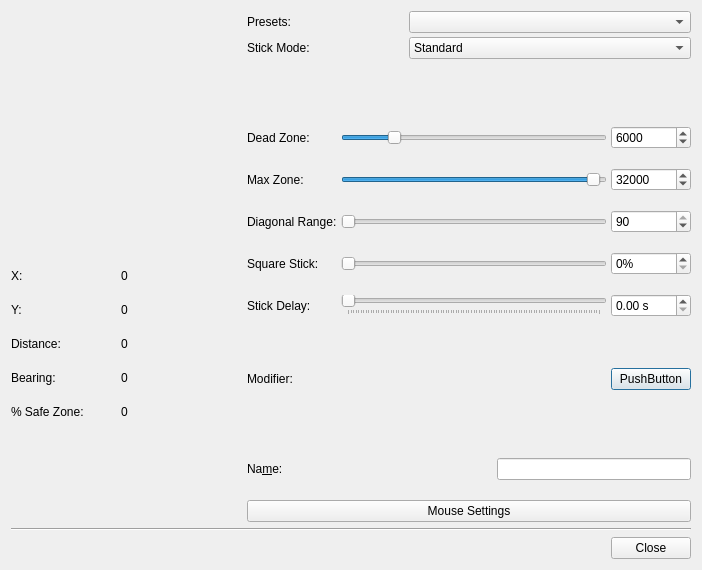
Above: src/gui/joycontrolstickeditdialog.ui from AntiMicroX/antimicrox before the change. Below: the same form after it.
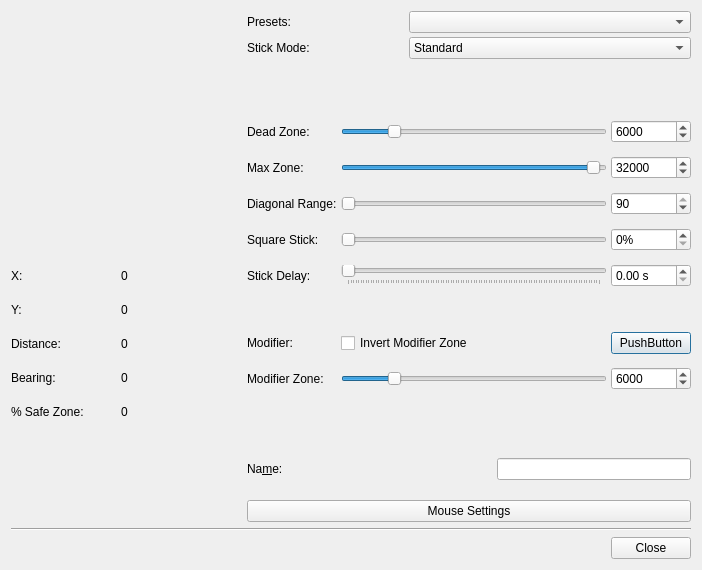
That is the form after the change. Icons and pictures are not drawn. Custom widgets are drawn as their Qt base class.

Commit message:
Add modifier zone widgets to JoyControlStickEditDialog
This allows editing the modifier zone range and direction via the GUI.
Add required getters, setters and events to JoyControlStick class.

```diff
--- a/src/gui/joycontrolstickeditdialog.ui
+++ b/src/gui/joycontrolstickeditdialog.ui
@@ -525,6 +525,13 @@
            </property>
           </widget>
          </item>
+         <item row="16" column="0">
+          <widget class="QLabel" name="modifierZoneLabel">
+           <property name="text">
+            <string>Modifier Zone:</string>
+           </property>
+          </widget>
+         </item>
          <item row="12" column="2">
           <widget class="QDoubleSpinBox" name="stickDelayDoubleSpinBox">
            <property name="toolTip">
@@ -617,6 +624,35 @@
            </property>
           </widget>
          </item>
+         <item row="16" column="1">
+          <widget class="QSlider" name="modifierZoneSlider">
+           <property name="toolTip">
+            <string>Threshold at which the modifier button gets activated.
+
+This button is useful for assigning zones with
+modifier keys that can be used to assign walk/run
+functionality to an analog stick.</string>
+           </property>
+           <property name="minimum">
+            <number>1</number>
+           </property>
+           <property name="maximum">
+            <number>32737</number>
+           </property>
+           <property name="singleStep">
+            <number>100</number>
+           </property>
+           <property name="pageStep">
+            <number>1000</number>
+           </property>
+           <property name="value">
+            <number>6000</number>
+           </property>
+           <property name="orientation">
+            <enum>Qt::Horizontal</enum>
+           </property>
+          </widget>
+         </item>
          <item row="6" column="2">
           <widget class="QSpinBox" name="maxZoneSpinBox">
            <property name="toolTip">
@@ -664,6 +700,26 @@
            </property>
           </widget>
          </item>
+         <item row="16" column="2">
+          <widget class="QSpinBox" name="modifierZoneSpinBox">
+           <property name="toolTip">
+            <string>Threshold at which the modifier button gets activated.
+
+This button is useful for assigning zones with
+modifier keys that can be used to assign walk/run
+functionality to an analog stick.</string>
+           </property>
+           <property name="minimum">
+            <number>1</number>
+           </property>
+           <property name="maximum">
+            <number>32737</number>
+           </property>
+           <property name="value">
+            <number>6000</number>
+           </property>
+          </widget>
+         </item>
          <item row="10" column="1">
           <widget class="QSlider" name="squareStickSlider">
            <property name="toolTip">
@@ -708,6 +764,20 @@
            </property>
           </widget>
          </item>
+         <item row="14" column="1">
+          <widget class="QCheckBox" name="modifierZoneInvertedCheckBox">
+           <property name="toolTip">
+            <string>Defines if the modifier buttons gets activated when the stick is inside or outside the threshold value.
+
+This button is useful for assigning zones with
+modifier keys that can be used to assign walk/run
+functionality to an analog stick.</string>
+           </property>
+           <property name="text">
+            <string>Invert Modifier Zone</string>
+           </property>
+          </widget>
+         </item>
         </layout>
        </item>
        <item>
```
The commit also changes 3 other files.
